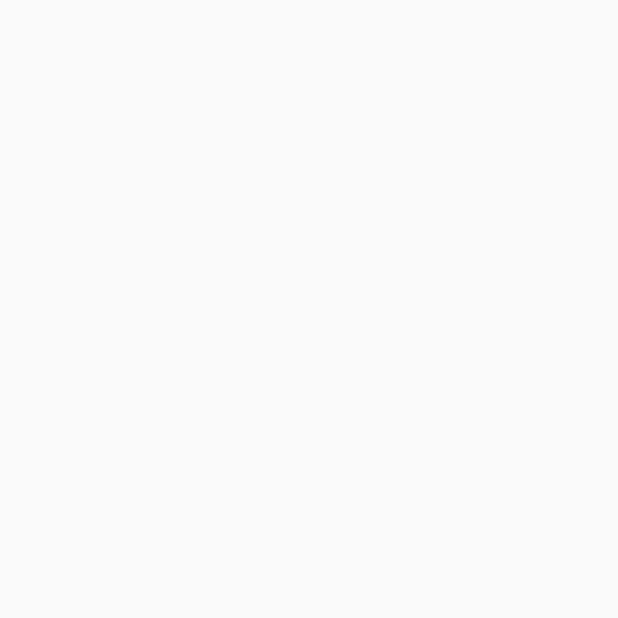
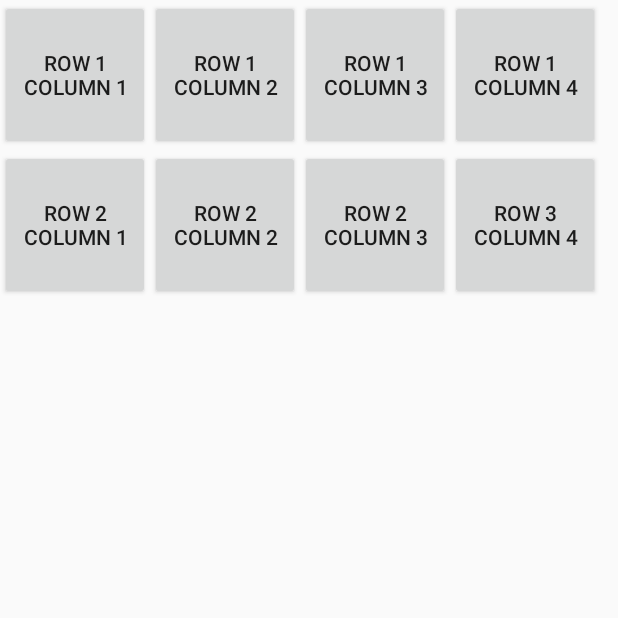
Before and after one commit to vijaylatpate/AMP, an Android app: the Practical_3_3 screen opened directly, with no data from a screen before it, on a phone screen of 412 x 824 dp, the top half of it. Before the commit the part shown is empty. Run offline under Robolectric (Android 15) with nearby library versions, the phone set to English and light mode, and no system bars.

Commit message:
Basic Layout Of Application

```diff
--- a/app/src/main/java/com/sbvc/amp2022/HomeScreen.java
+++ b/app/src/main/java/com/sbvc/amp2022/HomeScreen.java
@@ -21,6 +21,14 @@ public class HomeScreen extends AppCompatActivity implements View.OnClickListene
         setContentView(R.layout.activity_home_screen);
         //Dialog Box Initialization
         builder = new AlertDialog.Builder(this);
+
+        btnPractical1 = findViewById(R.id.btnPractical_1);
+        btnPractical2 = findViewById(R.id.btnPractical_2);
+        btnPractical3 = findViewById(R.id.btnPractical_3);
+
+        btnPractical1.setOnClickListener(this);
+        btnPractical2.setOnClickListener(this);
+        btnPractical3.setOnClickListener(this);
 
     }
 
--- a/app/src/main/java/com/sbvc/amp2022/Practical_3.java
+++ b/app/src/main/java/com/sbvc/amp2022/Practical_3.java
@@ -19,6 +19,10 @@ public class Practical_3 extends AppCompatActivity implements View.OnClickListen
         btnPractical3_1 = findViewById(R.id.btnPractical_3_1);
         btnPractical3_2 = findViewById(R.id.btnPractical_3_2);
         btnPractical3_3 = findViewById(R.id.btnPractical_3_3);
+
+        btnPractical3_1.setOnClickListener(this);
+        btnPractical3_2.setOnClickListener(this);
+        btnPractical3_3.setOnClickListener(this);
     }
 
     @Override
--- a/app/src/main/res/layout/activity_practical32.xml
+++ b/app/src/main/res/layout/activity_practical32.xml
@@ -12,6 +12,13 @@
         android:layout_width="100dp"
         android:layout_height="100dp"
         android:text="Layout Start"
+        android:textSize="10dp"/>
+
+    <Button
+        android:layout_alignParentRight="true"
+        android:layout_width="100dp"
+        android:layout_height="100dp"
+        android:text="Parent Right"
         android:textSize="10dp"/>
 
 
--- a/app/src/main/res/layout/activity_practical33.xml
+++ b/app/src/main/res/layout/activity_practical33.xml
@@ -1,9 +1,63 @@
 <?xml version="1.0" encoding="utf-8"?>
-<androidx.constraintlayout.widget.ConstraintLayout xmlns:android="http://schemas.android.com/apk/res/android"
+<TableLayout xmlns:android="http://schemas.android.com/apk/res/android"
     xmlns:app="http://schemas.android.com/apk/res-auto"
     xmlns:tools="http://schemas.android.com/tools"
     android:layout_width="match_parent"
     android:layout_height="match_parent"
     tools:context=".Practical_3_3">
 
-</androidx.constraintlayout.widget.ConstraintLayout>
+    <TableRow
+        android:layout_width="match_parent"
+        android:layout_height="wrap_content">
+
+        <Button
+            android:layout_width="100dp"
+            android:layout_height="100dp"
+            android:text="Row 1 Column 1" />
+
+        <Button
+            android:layout_width="100dp"
+            android:layout_height="100dp"
+            android:text="Row 1 Column 2" />
+
+        <Button
+            android:layout_width="100dp"
+            android:layout_height="100dp"
+            android:text="Row 1 Column 3" />
+
+        <Button
+            android:layout_width="100dp"
+            android:layout_height="100dp"
+            android:text="Row 1 Column 4" />
+
+
+    </TableRow>
+
+    <TableRow
+        android:layout_width="match_parent"
+        android:layout_height="wrap_content">
+
+        <Button
+            android:layout_width="100dp"
+            android:layout_height="100dp"
+            android:text="Row 2 Column 1" />
+
+        <Button
+            android:layout_width="100dp"
+            android:layout_height="100dp"
+            android:text="Row 2 Column 2" />
+
+        <Button
+            android:layout_width="100dp"
+            android:layout_height="100dp"
+            android:text="Row 2 Column 3" />
+
+        <Button
+            android:layout_width="100dp"
+            android:layout_height="100dp"
+            android:text="Row 3 Column 4" />
+
+
+    </TableRow>
+
+</TableLayout>
```
